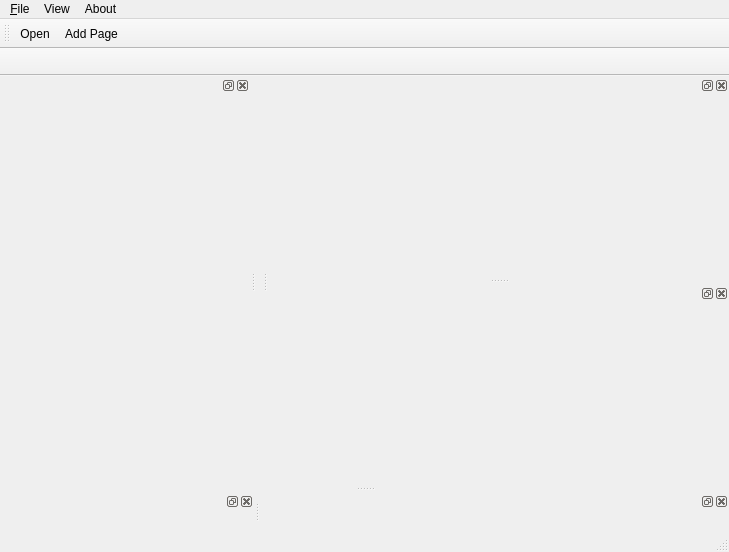
First picture: the form in src/app/ui/mainwindow.ui, repository PLLUG/sourceline, before the edit.
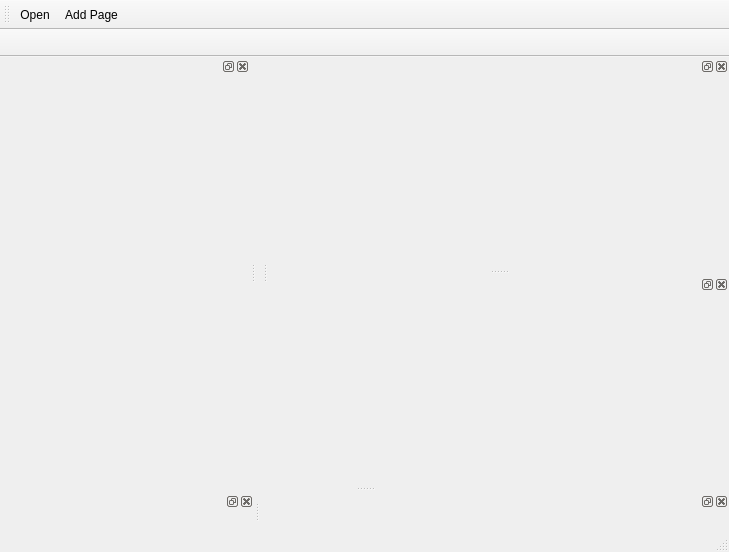
Second picture: the form after the edit. Icons and pictures are not drawn. Custom widgets are drawn as their Qt base class.

```diff
--- a/src/app/ui/mainwindow.ui
+++ b/src/app/ui/mainwindow.ui
@@ -29,41 +29,6 @@
    <set>QMainWindow::AllowNestedDocks|QMainWindow::AllowTabbedDocks|QMainWindow::AnimatedDocks|QMainWindow::ForceTabbedDocks</set>
   </property>
   <widget class="QWidget" name="centralWidget"/>
-  <widget class="QMenuBar" name="menuBar">
-   <property name="geometry">
-    <rect>
-     <x>0</x>
-     <y>0</y>
-     <width>729</width>
-     <height>21</height>
-    </rect>
-   </property>
-   <widget class="QMenu" name="menuFile">
-    <property name="title">
-     <string>&amp;File</string>
-    </property>
-    <addaction name="actionOpen"/>
-    <addaction name="actionAdd_Page"/>
-    <addaction name="separator"/>
-    <addaction name="actionClose"/>
-   </widget>
-   <widget class="QMenu" name="menuHelp">
-    <property name="title">
-     <string>About</string>
-    </property>
-    <addaction name="actionAbout_SourceLine"/>
-    <addaction name="actionPlugin_Settings"/>
-   </widget>
-   <widget class="QMenu" name="menuView">
-    <property name="title">
-     <string>View</string>
-    </property>
-    <addaction name="actionSettings"/>
-   </widget>
-   <addaction name="menuFile"/>
-   <addaction name="menuView"/>
-   <addaction name="menuHelp"/>
-  </widget>
   <widget class="QToolBar" name="toolBar">
    <property name="windowTitle">
     <string>toolBar</string>
```
Left out of the diff: 10 changed lines with no effect on the pictures.
